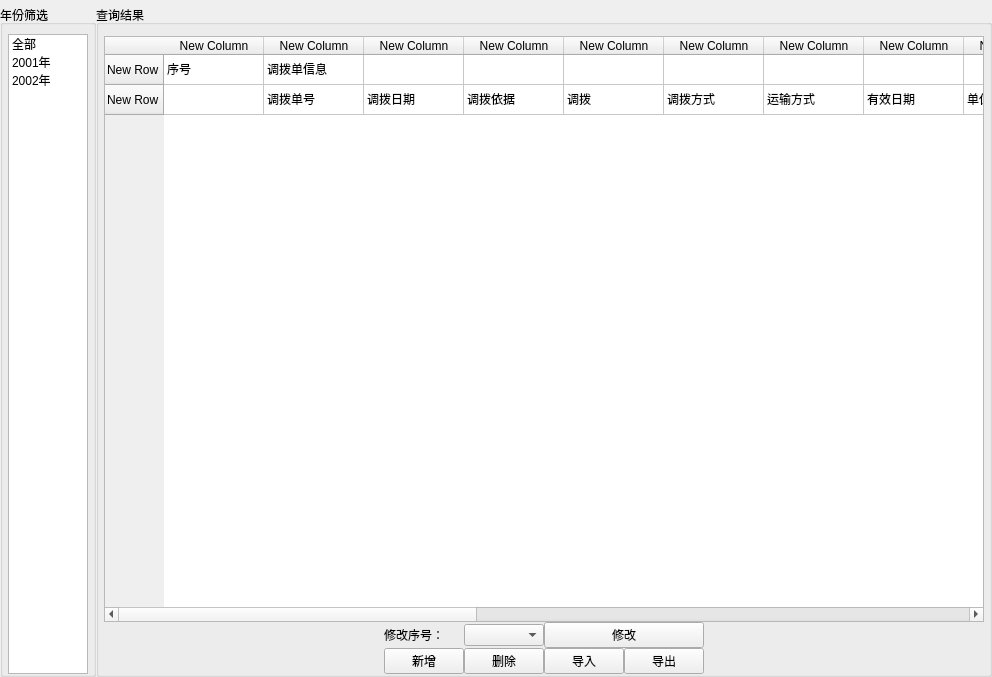
Before: the Qt Designer form widgets/alocatMange/armyTransfer.ui in Belos10/Equip, drawn with Qt 5.
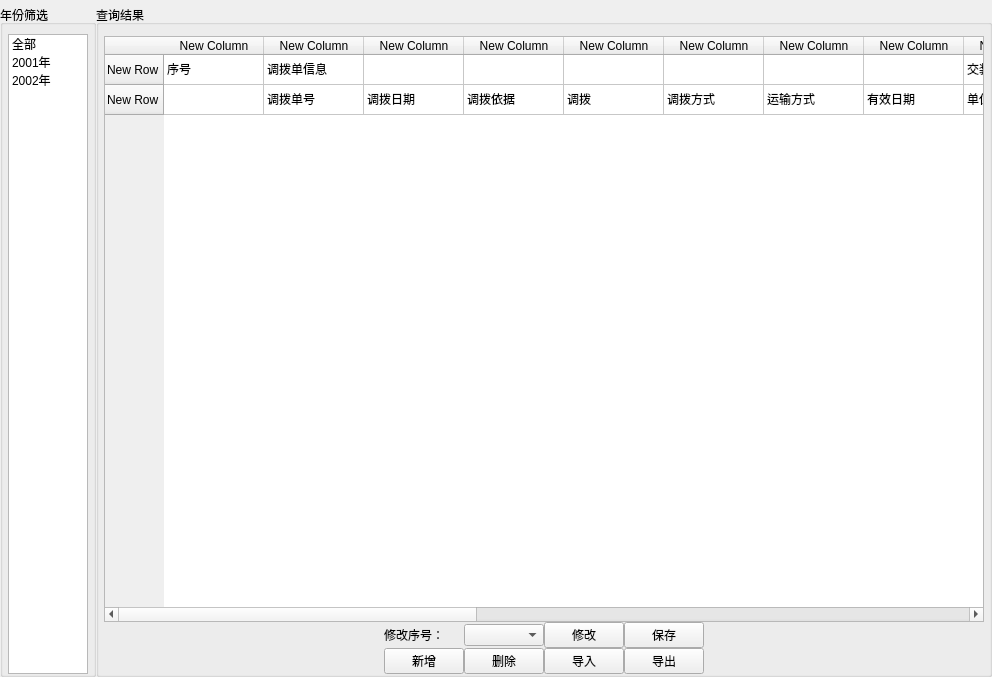
After: the same form once the commit is applied.

The edit to the form file:
```diff
--- a/widgets/alocatMange/armyTransfer.ui
+++ b/widgets/alocatMange/armyTransfer.ui
@@ -133,6 +133,9 @@
        <layout class="QVBoxLayout" name="verticalLayout_2">
         <item>
          <widget class="QTableWidget" name="tw_result">
+          <property name="layoutDirection">
+           <enum>Qt::LeftToRight</enum>
+          </property>
           <row>
            <property name="text">
             <string>New Row</string>
@@ -253,11 +256,51 @@
             <string/>
            </property>
           </item>
+          <item row="0" column="8">
+           <property name="text">
+            <string>交装单位</string>
+           </property>
+          </item>
+          <item row="0" column="9">
+           <property name="text">
+            <string/>
+           </property>
+          </item>
+          <item row="0" column="11">
+           <property name="text">
+            <string>接装单位</string>
+           </property>
+          </item>
+          <item row="0" column="12">
+           <property name="text">
+            <string/>
+           </property>
+          </item>
+          <item row="0" column="14">
+           <property name="text">
+            <string>装备名称</string>
+           </property>
+          </item>
+          <item row="0" column="15">
+           <property name="text">
+            <string>计量单位</string>
+           </property>
+          </item>
+          <item row="0" column="16">
+           <property name="text">
+            <string>应发数</string>
+           </property>
+          </item>
           <item row="0" column="17">
            <property name="text">
             <string/>
            </property>
           </item>
+          <item row="0" column="18">
+           <property name="text">
+            <string>备注</string>
+           </property>
+          </item>
           <item row="1" column="1">
            <property name="text">
             <string>调拨单号</string>
@@ -325,12 +368,12 @@
           </item>
           <item row="1" column="14">
            <property name="text">
-            <string>装备名称</string>
+            <string/>
            </property>
           </item>
           <item row="1" column="15">
            <property name="text">
-            <string>计量单位</string>
+            <string/>
            </property>
           </item>
           <item row="1" column="16">
@@ -345,7 +388,7 @@
           </item>
           <item row="1" column="18">
            <property name="text">
-            <string>备注</string>
+            <string/>
            </property>
           </item>
          </widget>
@@ -416,13 +459,20 @@
             </property>
            </spacer>
           </item>
-          <item row="0" column="3" colspan="2">
+          <item row="0" column="3">
            <widget class="QPushButton" name="pb_update">
             <property name="text">
              <string>修改</string>
             </property>
            </widget>
           </item>
+          <item row="0" column="4">
+           <widget class="QPushButton" name="pb_save">
+            <property name="text">
+             <string>保存</string>
+            </property>
+           </widget>
+          </item>
          </layout>
         </item>
        </layout>
```
